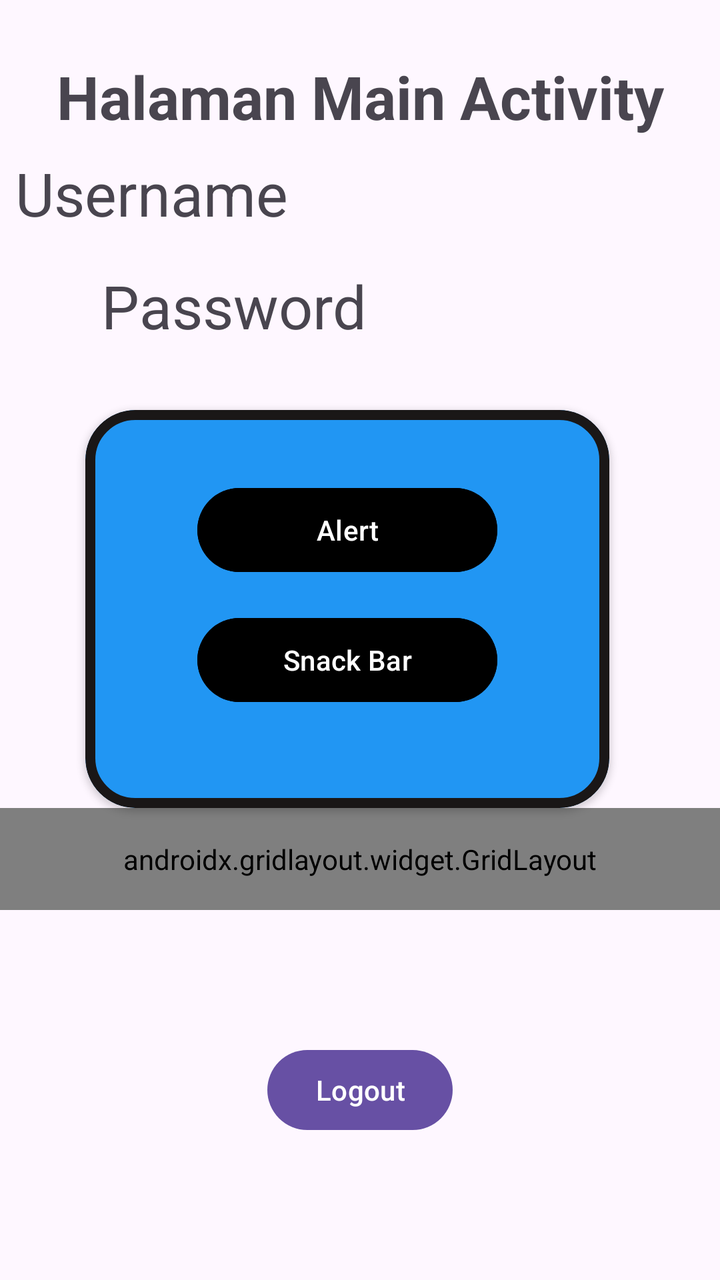
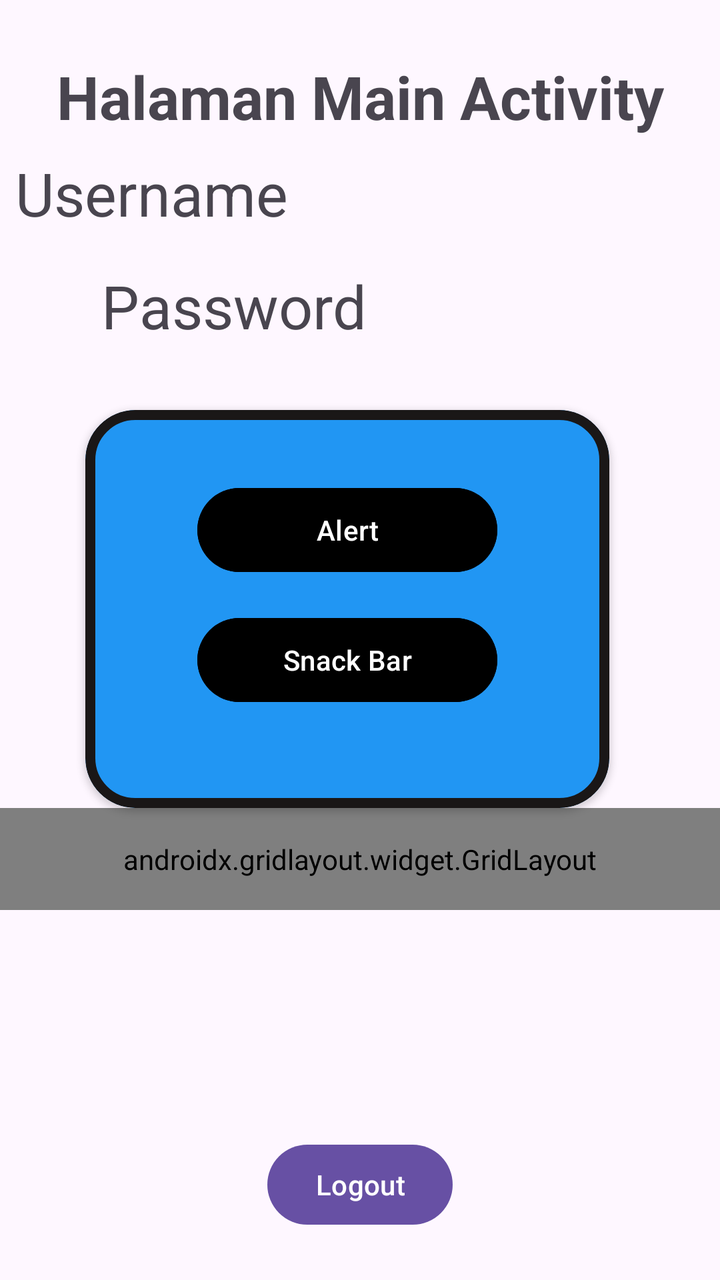

An Android layout rendered at two revisions. The XML below is the earlier revision; the diff shows what the commit changed to produce the second picture.
<!-- AndroidManifest.xml: application theme Theme.PujaErista_3TIB -->
<!-- res/layout/fragment_home.xml -->
<?xml version="1.0" encoding="utf-8"?>
<androidx.constraintlayout.widget.ConstraintLayout
    xmlns:android="http://schemas.android.com/apk/res/android"
    xmlns:tools="http://schemas.android.com/tools"
    android:layout_width="match_parent"
    android:layout_height="match_parent"
    xmlns:app="http://schemas.android.com/apk/res-auto"
    tools:context=".Home.HomeFragment">

    <TextView
        android:id="@+id/textView7"
        android:layout_width="wrap_content"
        android:layout_height="wrap_content"
        android:layout_marginTop="28dp"
        android:text="Halaman Main Activity"
        android:textSize="30dp"
        android:textStyle="bold"
        app:layout_constraintEnd_toEndOf="parent"
        app:layout_constraintStart_toStartOf="parent"
        app:layout_constraintTop_toTopOf="parent" />

    <TextView
        android:id="@+id/txtUsername"
        android:layout_width="wrap_content"
        android:layout_height="wrap_content"
        android:layout_marginTop="8dp"
        android:layout_marginEnd="216dp"
        android:text="Username"
        android:textSize="30dp"
        app:layout_constraintEnd_toEndOf="parent"
        app:layout_constraintTop_toBottomOf="@+id/textView7" />

    <TextView
        android:id="@+id/txtPassword"
        android:layout_width="wrap_content"
        android:layout_height="wrap_content"
        android:layout_marginTop="16dp"
        android:text="Password"
        android:textSize="30dp"
        app:layout_constraintEnd_toEndOf="parent"
        app:layout_constraintHorizontal_bias="0.223"
        app:layout_constraintStart_toStartOf="parent"
        app:layout_constraintTop_toBottomOf="@+id/txtUsername" />

    <com.google.android.material.card.MaterialCardView
        android:id="@+id/materialCardView"
        android:layout_width="262dp"
        android:layout_height="199dp"
        android:layout_marginTop="32dp"
        app:cardBackgroundColor="#2196F3"
        app:cardCornerRadius="25dp"
        app:cardElevation="2dp"
        app:layout_constraintEnd_toEndOf="parent"
        app:layout_constraintHorizontal_bias="0.434"
        app:layout_constraintStart_toStartOf="parent"
        app:layout_constraintTop_toBottomOf="@+id/txtPassword"
        app:strokeColor="#1A1717"
        app:strokeWidth="5dp">

        <androidx.constraintlayout.widget.ConstraintLayout
            android:layout_width="match_parent"
            android:layout_height="match_parent"
            android:layout_margin="15dp">

            <Button
                android:id="@+id/btnAlertDialog"
                android:layout_width="150dp"
                android:layout_height="50dp"
                android:layout_marginTop="20dp"
                android:backgroundTint="@color/black"
                android:text="Alert"
                app:layout_constraintEnd_toEndOf="parent"
                app:layout_constraintStart_toStartOf="parent"
                app:layout_constraintTop_toTopOf="parent" />

            <Button
                android:id="@+id/btnSnackBar"
                android:layout_width="150dp"
                android:layout_height="50dp"
                android:layout_marginTop="85dp"
                android:backgroundTint="@color/black"
                android:text="Snack Bar"
                app:layout_constraintEnd_toEndOf="parent"
                app:layout_constraintStart_toStartOf="parent"
                app:layout_constraintTop_toTopOf="parent" />
        </androidx.constraintlayout.widget.ConstraintLayout>
    </com.google.android.material.card.MaterialCardView>

    <androidx.gridlayout.widget.GridLayout
        android:id="@+id/gridMenu"
        android:layout_width="0dp"
        android:layout_height="wrap_content"
        android:padding="16dp"
        app:columnCount="2"
        app:useDefaultMargins="true"
        app:layout_constraintEnd_toEndOf="parent"
        app:layout_constraintStart_toStartOf="parent"
        app:layout_constraintTop_toBottomOf="@+id/materialCardView">

    <Button
        android:id="@+id/btnKembali"
        android:layout_width="wrap_content"
        android:layout_height="wrap_content"
        android:text="Kembali"
        app:layout_columnWeight="1"
        app:layout_gravity="fill_horizontal"
        app:layout_constraintEnd_toEndOf="parent"
        app:layout_constraintStart_toStartOf="parent"
        app:layout_constraintTop_toBottomOf="@+id/materialCardView" />

    <Button
        android:id="@+id/btnToLima"
        android:layout_width="wrap_content"
        android:layout_height="wrap_content"
        android:text="Pertemuan5"
        app:layout_columnWeight="1"
        app:layout_gravity="fill_horizontal"
        app:layout_constraintBottom_toBottomOf="parent"
        app:layout_constraintEnd_toEndOf="parent"
        app:layout_constraintStart_toStartOf="parent"
        app:layout_constraintTop_toBottomOf="@+id/btnKembali"
        app:layout_constraintVertical_bias="0.037" />

    <Button
        android:id="@+id/btnToSix"
        android:layout_width="wrap_content"
        android:layout_height="wrap_content"
        android:text="Pertemuan6"
        app:layout_columnWeight="1"
        app:layout_gravity="fill_horizontal"
        app:layout_constraintEnd_toEndOf="parent"
        app:layout_constraintStart_toStartOf="parent"
        app:layout_constraintTop_toBottomOf="@+id/btnToLima" />

    <Button
        android:id="@+id/btnToNine"
        android:layout_width="wrap_content"
        android:layout_height="wrap_content"
        android:text="Pertemuan9"
        app:layout_columnWeight="1"
        app:layout_gravity="fill_horizontal"
        app:layout_constraintEnd_toEndOf="parent"
        app:layout_constraintStart_toStartOf="parent"
        app:layout_constraintTop_toBottomOf="@+id/btnToSix" />
    </androidx.gridlayout.widget.GridLayout>

    <Button
        android:id="@+id/btnLogout"
        android:layout_width="wrap_content"
        android:layout_height="wrap_content"
        android:text="Logout"
        app:layout_columnWeight="1"
        app:layout_constraintBottom_toBottomOf="parent"
        app:layout_constraintEnd_toEndOf="parent"
        app:layout_constraintStart_toStartOf="parent"
        app:layout_constraintTop_toTopOf="@+id/gridMenu"
        app:layout_constraintVertical_bias="0.623" />

</androidx.constraintlayout.widget.ConstraintLayout>
<!-- resources referenced by this layout -->
<resources>
  <color name="black">#FF000000</color>
  <style name="Theme.PujaErista_3TIB" parent="Base.Theme.PujaErista_3TIB" />
  <style name="Base.Theme.PujaErista_3TIB" parent="Theme.Material3.DayNight.NoActionBar">
          
          
      </style>
</resources>

<!-- the commit's change to res/layout/fragment_home.xml (unified diff, before → after) -->
@@ -142,6 +142,17 @@
         app:layout_constraintEnd_toEndOf="parent"
         app:layout_constraintStart_toStartOf="parent"
         app:layout_constraintTop_toBottomOf="@+id/btnToSix" />
+
+    <Button
+        android:id="@+id/btnToTen"
+        android:layout_width="wrap_content"
+        android:layout_height="wrap_content"
+        app:layout_columnWeight="1"
+        android:text="Pertemuan10"
+        app:layout_constraintBottom_toTopOf="@+id/btnLogout"
+        app:layout_constraintEnd_toEndOf="parent"
+        app:layout_constraintStart_toStartOf="parent" />
+
     </androidx.gridlayout.widget.GridLayout>
 
     <Button
@@ -154,6 +165,6 @@
         app:layout_constraintEnd_toEndOf="parent"
         app:layout_constraintStart_toStartOf="parent"
         app:layout_constraintTop_toTopOf="@+id/gridMenu"
-        app:layout_constraintVertical_bias="0.623" />
+        app:layout_constraintVertical_bias="0.874" />
 
 </androidx.constraintlayout.widget.ConstraintLayout>
